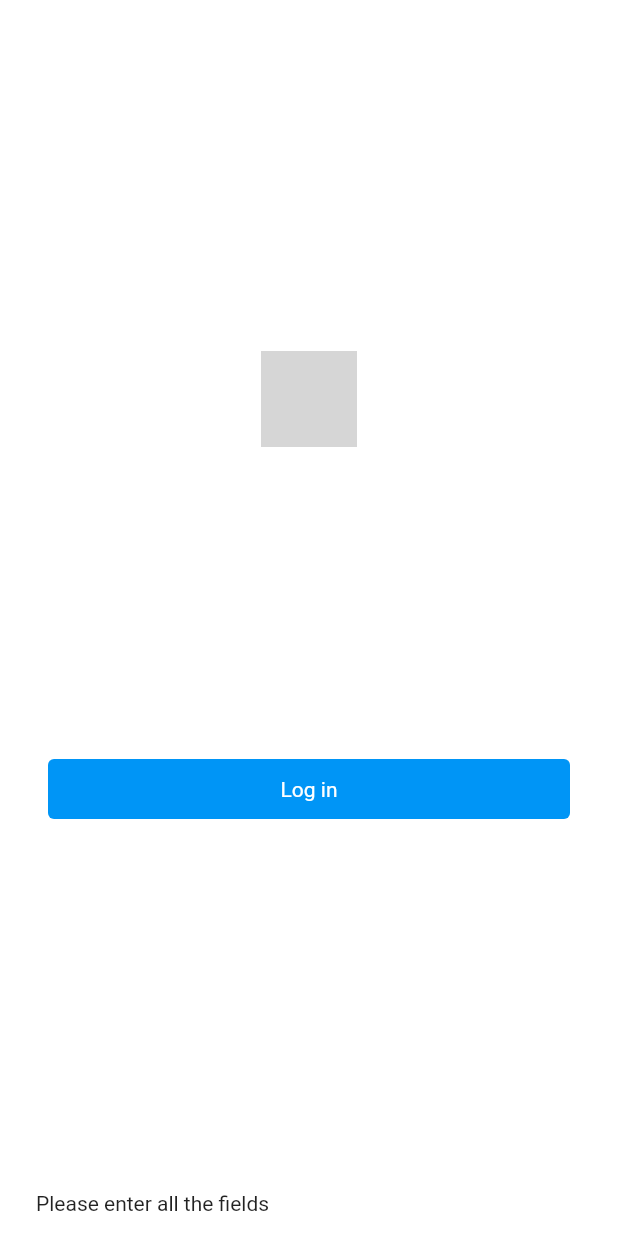
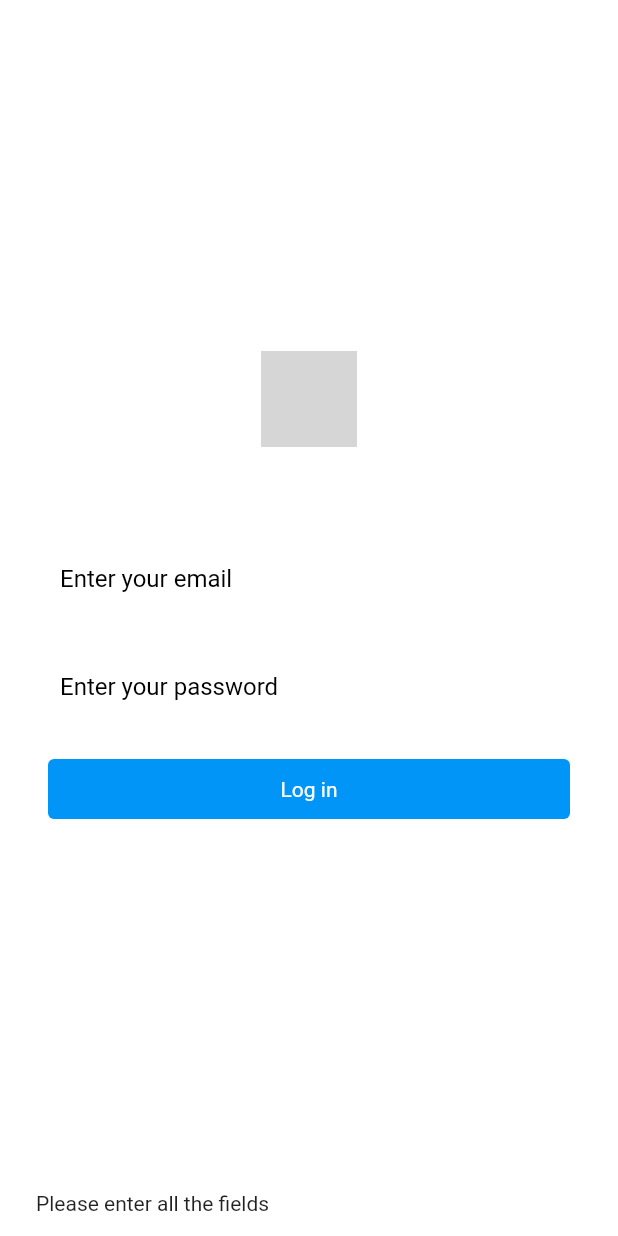
Before and after one commit to 1-three/mywayfrontend, a Flutter app: the screen it shows after launch, after a tap on "Log in", on a phone screen of 412 x 824 dp. Run offline on Flutter 3.47's test engine with Material 2 defaults, Android fonts, the light colour scheme and no system bars; our stand-ins replace cloud_firestore, firebase_auth, firebase_core, firebase_storage, flutter_svg, image_picker; accounts and stored records are empty; grey boxes are pictures that could not be loaded.

Commit message:
pls work

```diff
--- a/lib/screens/login_screen.dart
+++ b/lib/screens/login_screen.dart
@@ -38,13 +38,14 @@ class _LoginScreenState extends State<LoginScreen> {
     if (res == 'success') {
       if (context.mounted) {
         Navigator.of(context).pushAndRemoveUntil(
-            MaterialPageRoute(
-              builder: (context) => const ResponsiveLayout(
-                mobileScreenLayout: MobileScreenLayout(),
-                webScreenLayout: WebScreenLayout(),
-              ),
+          MaterialPageRoute(
+            builder: (context) => const ResponsiveLayout(
+              mobileScreenLayout: MobileScreenLayout(),
+              webScreenLayout: WebScreenLayout(),
             ),
-            (route) => false);
+          ),
+          (route) => false,
+        );
 
         setState(() {
           _isLoading = false;
@@ -90,6 +91,7 @@ class _LoginScreenState extends State<LoginScreen> {
                 hintText: 'Enter your email',
                 textInputType: TextInputType.emailAddress,
                 textEditingController: _emailController,
+                hintTextColor: Colors.black, // Set hint text color
               ),
               const SizedBox(
                 height: 24,
@@ -99,6 +101,7 @@ class _LoginScreenState extends State<LoginScreen> {
                 textInputType: TextInputType.text,
                 textEditingController: _passwordController,
                 isPass: true,
+                hintTextColor: Colors.black, // Set hint text color
               ),
               const SizedBox(
                 height: 24,
@@ -137,7 +140,7 @@ class _LoginScreenState extends State<LoginScreen> {
                   Container(
                     padding: const EdgeInsets.symmetric(vertical: 8),
                     child: const Text(
-                      'Dont have an account?',
+                      'Don\'t have an account?',
                     ),
                   ),
                   GestureDetector(
--- a/lib/widgets/text_field_input.dart
+++ b/lib/widgets/text_field_input.dart
@@ -5,12 +5,14 @@ class TextFieldInput extends StatelessWidget {
   final bool isPass;
   final String hintText;
   final TextInputType textInputType;
+  final Color? hintTextColor; // Added hintTextColor parameter
   const TextFieldInput({
     Key? key,
     required this.textEditingController,
     this.isPass = false,
     required this.hintText,
     required this.textInputType,
+    this.hintTextColor, // Updated constructor to accept hintTextColor
   }) : super(key: key);
 
   @override
@@ -23,6 +25,7 @@ class TextFieldInput extends StatelessWidget {
       controller: textEditingController,
       decoration: InputDecoration(
         hintText: hintText,
+        hintStyle: TextStyle(color: hintTextColor), // Apply hintTextColor here
         border: inputBorder,
         focusedBorder: inputBorder,
         enabledBorder: inputBorder,
```
